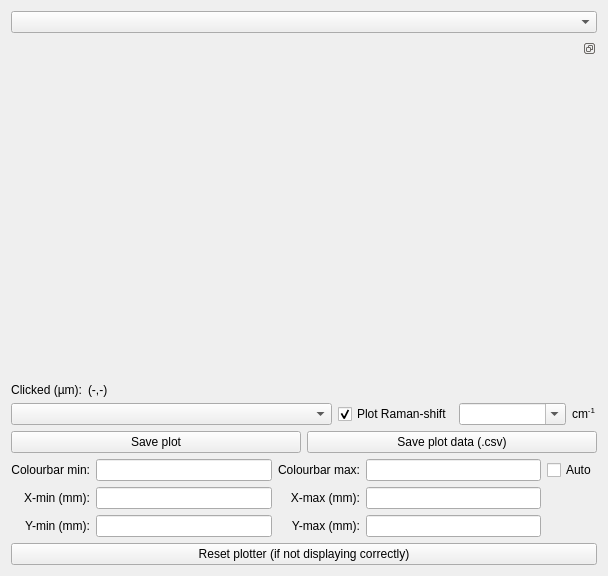
Before: the Qt Designer form iris/resources/heatmap_plotter.ui in The-Thomas-Lab-UCL/orm-iris, drawn with Qt 5.
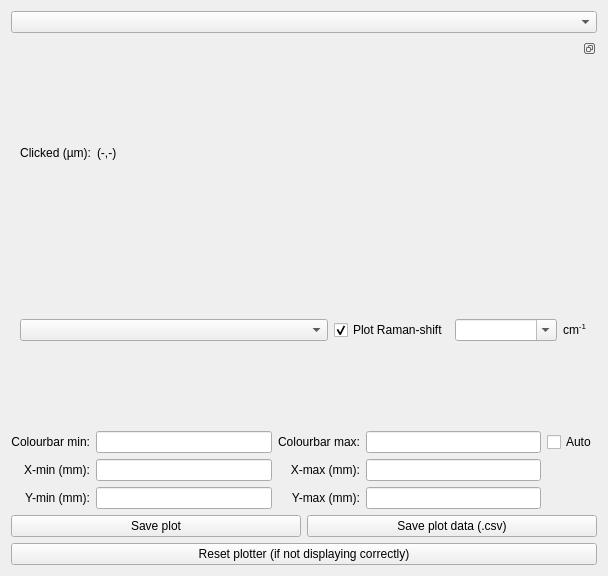
After: the same form once the commit is applied.

Diff of the .ui file:
```diff
--- a/iris/resources/heatmap_plotter.ui
+++ b/iris/resources/heatmap_plotter.ui
@@ -33,15 +33,16 @@
        <property name="features">
         <set>QDockWidget::DockWidgetFeature::DockWidgetFloatable|QDockWidget::DockWidgetFeature::DockWidgetMovable</set>
        </property>
+       <property name="allowedAreas">
+        <set>Qt::DockWidgetArea::LeftDockWidgetArea|Qt::DockWidgetArea::RightDockWidgetArea</set>
+       </property>
        <widget class="QWidget" name="dockWidgetContents">
         <layout class="QVBoxLayout" name="verticalLayout">
          <item>
+          <layout class="QVBoxLayout" name="verticalLayout_3">
+           <item>
           <layout class="QVBoxLayout" name="lyt_heatmap_holder"/>
          </item>
-        </layout>
-       </widget>
-      </widget>
-     </item>
      <item>
       <layout class="QHBoxLayout" name="horizontalLayout_3">
        <item>
@@ -113,23 +114,11 @@
        </item>
       </layout>
      </item>
-     <item>
-      <layout class="QHBoxLayout" name="horizontalLayout_2">
-       <item>
-        <widget class="QPushButton" name="btn_saveplot">
-         <property name="text">
-          <string>Save plot</string>
-         </property>
-        </widget>
-       </item>
-       <item>
-        <widget class="QPushButton" name="btn_savedata">
-         <property name="text">
-          <string>Save plot data (.csv)</string>
-         </property>
-        </widget>
-       </item>
-      </layout>
+          </layout>
+         </item>
+        </layout>
+       </widget>
+      </widget>
      </item>
      <item>
       <layout class="QGridLayout" name="gridLayout_2">
@@ -220,6 +209,24 @@
        </item>
       </layout>
      </item>
+     <item>
+      <layout class="QHBoxLayout" name="horizontalLayout_2">
+       <item>
+        <widget class="QPushButton" name="btn_saveplot">
+         <property name="text">
+          <string>Save plot</string>
+         </property>
+        </widget>
+       </item>
+       <item>
+        <widget class="QPushButton" name="btn_savedata">
+         <property name="text">
+          <string>Save plot data (.csv)</string>
+         </property>
+        </widget>
+       </item>
+      </layout>
+     </item>
      <item>
       <widget class="QPushButton" name="btn_plotterreset">
        <property name="text">
```
Left out of the diff: 16 changed lines with no effect on the pictures. Lines whose indentation alone changed are shown as unchanged.
